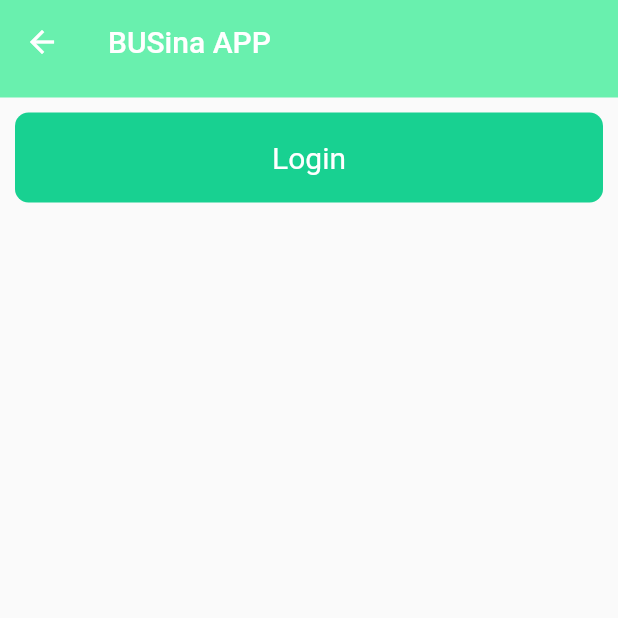
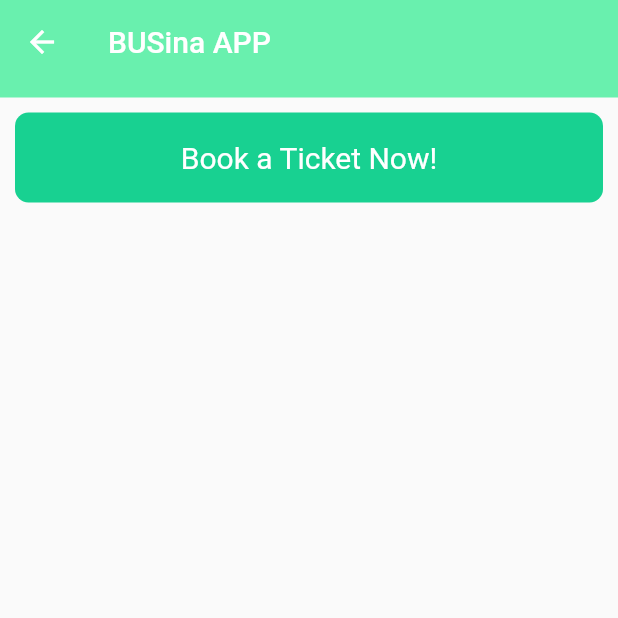
Before and after one commit to wookiemikes/businaprojeckt, a Flutter app: the UserHomePage screen opened directly, on a phone screen of 412 x 824 dp, the top half of it. Run offline on Flutter 3.47's test engine with Material 2 defaults, Android fonts, the light colour scheme and no system bars.

Commit message:
final commit for mikes

```diff
--- a/lib/pages/busina_user_booking.dart
+++ b/lib/pages/busina_user_booking.dart
@@ -41,7 +41,7 @@ class _UserHomePageState extends State<UserHomePage> {
                           decoration: new BoxDecoration(
                               color: Color(0xFF18D191),
                               borderRadius: new BorderRadius.circular(9.0)),
-                          child: new Text("Login",
+                          child: new Text("Book a Ticket Now!",
                               style: new TextStyle(
                                   fontSize: 20.0, color: Colors.white))),
                     ),
```
Also changed, not shown: pubspec.yaml (+6 -1 lines), lib/assets/icons/icon.png (added), pubspec.lock.
